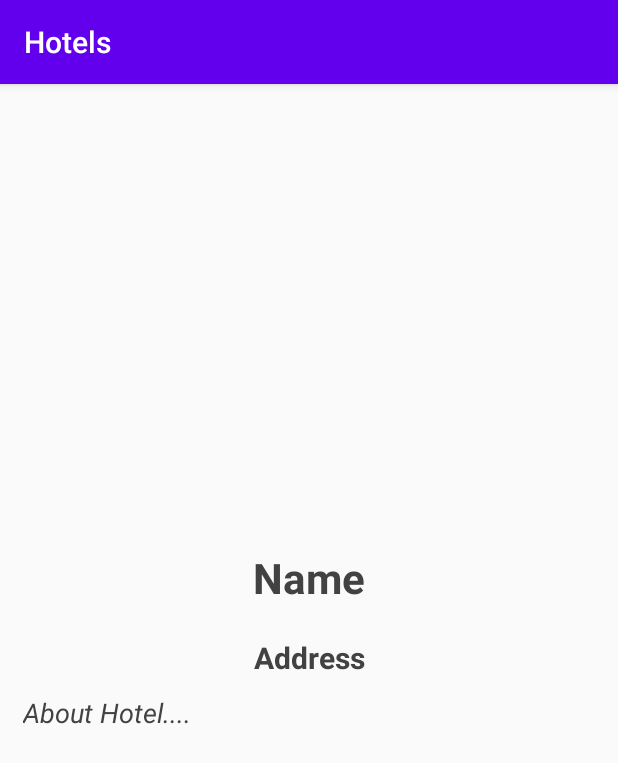
After one commit to SurekhaChandrarathna/TriPITApp, an Android app: the HotelViewDetails screen opened directly, with no data from a screen before it, on a phone screen of 412 x 824 dp. The commit adds this screen. Shown: the top 763 px of the screen. Run offline under Robolectric (Android 15) with nearby library versions, the phone set to English and light mode, and no system bars; our stand-ins replace Firebase (no records; nobody signed in at launch, a user with empty details on screens opened directly), Picasso.

Commit message:
Hotels update

```diff
--- a/app/src/main/AndroidManifest.xml
+++ b/app/src/main/AndroidManifest.xml
@@ -9,7 +9,8 @@
         android:roundIcon="@mipmap/ic_launcher_round"
         android:supportsRtl="true"
         android:theme="@style/AppTheme">
-        <activity android:name=".HotelUserActivity"></activity>
+        <activity android:name=".HotelViewDetails"></activity>
+        <activity android:name=".HotelUserActivity" />
         <activity android:name=".AddHotelActivity" />
         <activity android:name=".AdminHotelHome" />
         <activity android:name=".MainActivity">
--- /dev/null
+++ b/app/src/main/java/com/example/hotels/HotelViewDetails.java
@@ -0,0 +1,69 @@
+package com.example.hotels;
+
+import androidx.annotation.NonNull;
+import androidx.appcompat.app.AppCompatActivity;
+
+import android.os.Bundle;
+import android.widget.ImageView;
+import android.widget.TextView;
+
+import com.example.hotels.Model.Hotels;
+import com.google.firebase.database.DataSnapshot;
+import com.google.firebase.database.DatabaseError;
+import com.google.firebase.database.DatabaseReference;
+import com.google.firebase.database.FirebaseDatabase;
+import com.google.firebase.database.ValueEventListener;
+import com.squareup.picasso.Picasso;
+
+public class HotelViewDetails extends AppCompatActivity
+{
+    private ImageView hotelDetailImage;
+    private TextView hotelDetailName , hotelDetailAddress ,hotelDetailAbout;
+    private String HotelName = "";
+
+    @Override
+    protected void onCreate(Bundle savedInstanceState)
+    {
+        super.onCreate(savedInstanceState);
+        setContentView(R.layout.activity_hotel_view_details);
+
+        hotelDetailImage = (ImageView)findViewById(R.id.hotel_detail_image);
+        hotelDetailName= (TextView)findViewById(R.id.hotel_detail_name);
+        hotelDetailAddress= (TextView)findViewById(R.id.hotel_detail_address);
+        hotelDetailAbout= (TextView)findViewById(R.id.hotel_detail_description);
+
+        ShowHotelDetails();
+
+    }
+
+    private void ShowHotelDetails()
+    {
+        DatabaseReference hotelReference = FirebaseDatabase.getInstance().getReference().child("Hotels");
+
+        hotelReference.child(HotelName).addValueEventListener(new ValueEventListener()
+        {
+            @Override
+            public void onDataChange(@NonNull DataSnapshot snapshot)
+            {
+                if(snapshot.exists())
+                {
+                    Hotels hotels = snapshot.getValue(Hotels.class);
+
+                    hotelDetailName.setText(hotels.getHotelName());
+                    hotelDetailAddress.setText(hotels.getHotelAddress());
+                    hotelDetailAbout.setText(hotels.getAboutHotel());
+                    Picasso.get().load(hotels.getHotelimage()).into(hotelDetailImage);
+                }
+            }
+
+            @Override
+            public void onCancelled(@NonNull DatabaseError error)
+            {
+
+            }
+        });
+
+
+    }
+
+}
--- /dev/null
+++ b/app/src/main/res/layout/activity_hotel_view_details.xml
@@ -0,0 +1,72 @@
+<?xml version="1.0" encoding="utf-8"?>
+<RelativeLayout xmlns:android="http://schemas.android.com/apk/res/android"
+    xmlns:app="http://schemas.android.com/apk/res-auto"
+    xmlns:tools="http://schemas.android.com/tools"
+    android:layout_width="match_parent"
+    android:layout_height="match_parent"
+    tools:context=".HotelViewDetails">
+
+    <ScrollView
+        android:id="@+id/scrollViewHotel"
+        android:layout_width="match_parent"
+        android:layout_height="match_parent"
+        >
+
+        <LinearLayout
+            android:layout_width="match_parent"
+            android:layout_height="wrap_content"
+            android:orientation="vertical">
+
+            <ImageView
+                android:id="@+id/hotel_detail_image"
+                android:layout_width="match_parent"
+                android:layout_marginLeft="20dp"
+                android:layout_marginRight="20dp"
+                android:layout_height="260dp"
+                android:layout_marginTop="30dp"
+                />
+            <TextView
+                android:id="@+id/hotel_detail_name"
+                android:layout_width="match_parent"
+                android:layout_height="wrap_content"
+                android:padding="10dp"
+                android:textSize="28sp"
+                android:textAlignment="center"
+                android:textStyle="bold"
+                android:textColor="@color/cardview_dark_background"
+                android:layout_marginTop="10dp"
+                android:text="@string/name"
+                />
+
+            <TextView
+                android:id="@+id/hotel_detail_address"
+                android:layout_width="match_parent"
+                android:layout_height="wrap_content"
+                android:padding="5dp"
+                android:textSize="20sp"
+                android:textStyle="bold"
+                android:layout_marginTop="5dp"
+                android:text="@string/address"
+                android:layout_marginLeft="10dp"
+                android:layout_marginRight="10dp"
+                android:textColor="@color/cardview_dark_background"
+                android:textAlignment="center"
+                />
+
+            <TextView
+                android:id="@+id/hotel_detail_description"
+                android:layout_width="match_parent"
+                android:layout_height="match_parent"
+                android:layout_marginTop="5dp"
+                android:textSize="18sp"
+                android:textStyle="italic"
+                android:text="@string/description"
+                android:layout_marginLeft="15dp"
+                android:layout_marginRight="10dp"
+                android:layout_marginBottom="30dp"
+                android:textColor="@color/cardview_dark_background"
+                />
+        </LinearLayout>
+    </ScrollView>
+
+</RelativeLayout>
--- a/app/src/main/res/values/strings.xml
+++ b/app/src/main/res/values/strings.xml
@@ -1,5 +1,7 @@
 <resources>
     <string name="app_name">Hotels</string>
+    <string name="name">Name</string>
+    <string name="description"> About Hotel....</string>
 
 
     <string name="addHotel"> Add hotel</string>
```
Also changed, not shown: app/src/main/java/com/example/hotels/HotelUserActivity.java (+76 -2 lines), app/src/main/java/com/example/hotels/Model/Hotels.java (+11 -2 lines), app/src/main/res/layout/activity_hotel_user.xml (+7 -0 lines).
